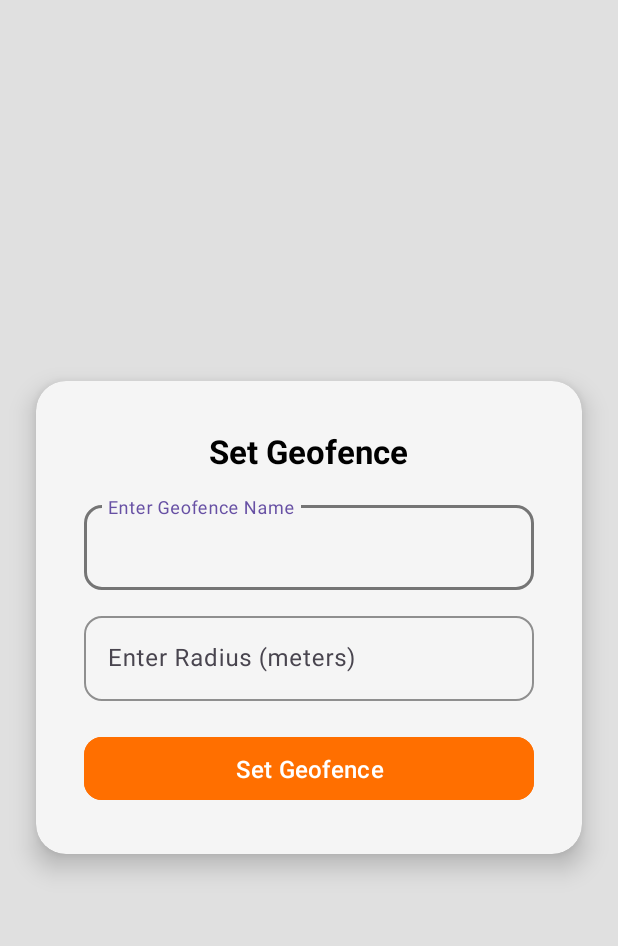
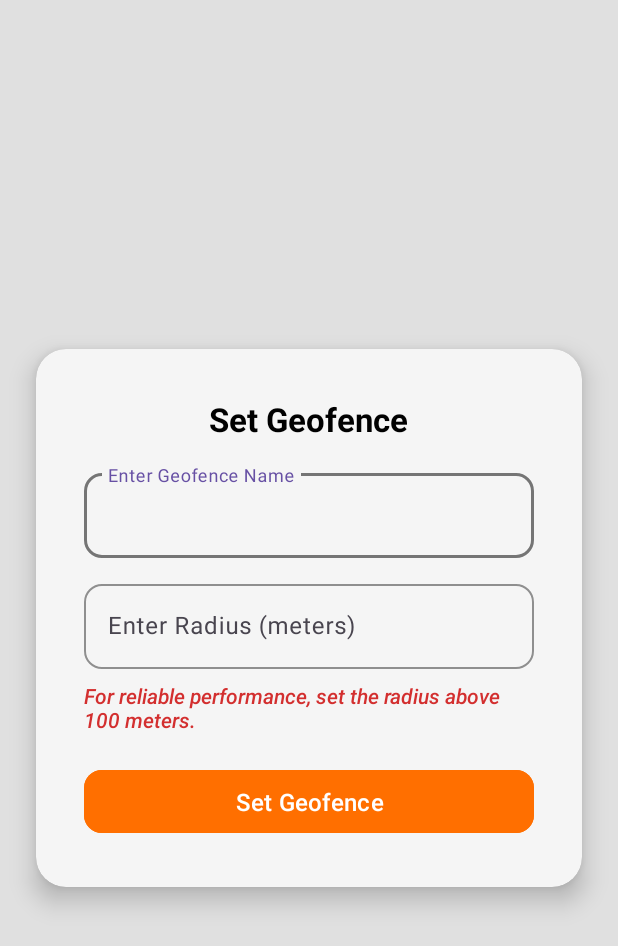
Before and after one commit to viswa0274/Mobile-Tracking-App, an Android app: the layout dialog_set_geofence.xml on its own in the app's theme, with its tools: preview values and no code run, on a phone screen of 412 x 824 dp. Shown: the top 946 px of the screen. Run offline under Robolectric (Android 15) with nearby library versions, the phone set to English and light mode, and no system bars.

Commit message:
Initial Commit

```diff
--- a/app/src/main/java/com/example/tracking/GeofenceHelper.kt
+++ b/app/src/main/java/com/example/tracking/GeofenceHelper.kt
@@ -132,6 +132,7 @@
                                 mapOf(
                                     "geofenceName" to geofenceName,
                                     "radius" to radius,
+                                    "insideGeofence" to true,
                                     "location" to GeoPoint(latitude, longitude), // Using GeoPoint
                                     "serialNumber" to serialNumber
                                 )
@@ -158,6 +159,7 @@
                         "geofenceId" to geofenceId,
                         "geofenceName" to geofenceName,
                         "radius" to radius,
+                        "insideGeofence" to true,
                         "location" to GeoPoint(latitude, longitude), // Using GeoPoint
                         "androidId" to androidId,
                         "serialNumber" to serialNumber
--- a/app/src/main/res/layout/dialog_set_geofence.xml
+++ b/app/src/main/res/layout/dialog_set_geofence.xml
@@ -39,7 +39,6 @@
                 android:layout_width="match_parent"
                 android:layout_height="wrap_content"
                 app:boxStrokeColor="@color/darkGrey"
-
                 app:boxCornerRadiusTopStart="12dp"
                 app:boxCornerRadiusTopEnd="12dp"
                 app:boxCornerRadiusBottomStart="12dp"
@@ -60,7 +59,6 @@
                 android:layout_height="wrap_content"
                 android:layout_marginTop="12dp"
                 app:boxStrokeColor="@color/darkGrey"
-
                 app:boxCornerRadiusTopStart="12dp"
                 app:boxCornerRadiusTopEnd="12dp"
                 app:boxCornerRadiusBottomStart="12dp"
@@ -75,6 +73,18 @@
                     android:textColor="@android:color/black"
                     android:textSize="16sp"/>
             </com.google.android.material.textfield.TextInputLayout>
+
+            <!-- Radius Info Text -->
+            <TextView
+                android:id="@+id/radiusWarningText"
+                android:layout_width="wrap_content"
+                android:layout_height="wrap_content"
+                android:layout_marginTop="8dp"
+                android:text="For reliable performance, set the radius above 100 meters."
+                android:textColor="@color/warningRed"
+                android:textSize="14sp"
+                android:fontFamily="sans-serif-medium"
+                android:textStyle="italic"/>
 
             <!-- Set Geofence Button -->
             <com.google.android.material.button.MaterialButton
--- a/app/src/main/res/values/colors.xml
+++ b/app/src/main/res/values/colors.xml
@@ -10,6 +10,7 @@
     <color name="Colors">#FF6200EE</color> <!-- A vibrant purple shade for buttons -->
     <color name="brown">#102C57</color>
     <color name="bur">#6A1E55</color>
+    <color name="warningRed">#D32F2F</color>
 
     <color name="buttonColor">#FF6F00</color>
     <color name="lightBackground">#F5F5F5</color>  <!-- Light Background -->
```
Also changed, not shown: app/src/main/java/com/example/tracking/SimChangeWorker.kt (+36 -39 lines).
